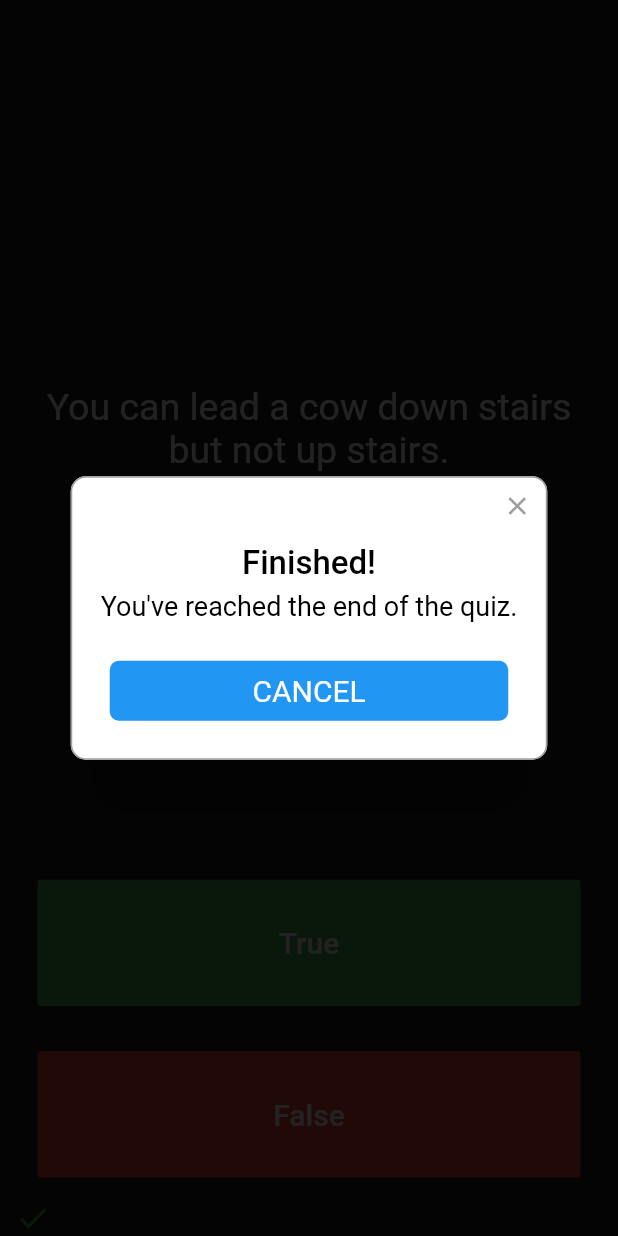
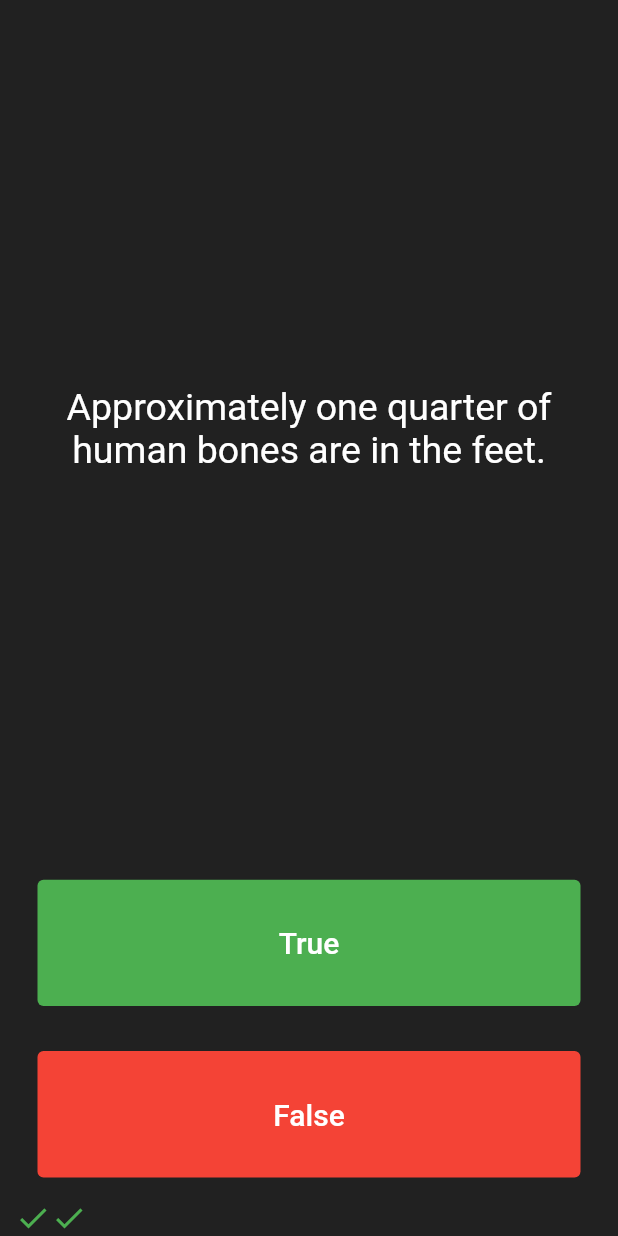
Before and after one commit to Buenaventura-Celine/Quizler-Challenge, a Flutter app: the screen it shows after launch, after a tap on "True", after a tap on "False", on a phone screen of 412 x 824 dp. Run offline on Flutter 3.47's test engine with Material 2 defaults, Android fonts, the phone set to English and light mode, and no system bars; drawn by our look-alikes of rflutter_alert.

Commit message:
Change flat button to text button

```diff
--- a/lib/main.dart
+++ b/lib/main.dart
@@ -36,20 +36,15 @@ class _QuizPageState extends State<QuizPage> {
     bool correctAnswer = quizBrain.getCorrectAnswer();
 
     setState(() {
-      //TODO: Step 4 - Use IF/ELSE to check if we've reached the end of the quiz. If true, execute Part A, B, C, D.
-      //TODO: Step 4 Part A - show an alert using rFlutter_alert (remember to read the docs for the package!)
+      if (quizBrain.isFinished() == true) {
         Alert(
           context: context,
           title: 'Finished!',
           desc: 'You\'ve reached the end of the quiz.',
         ).show();
-      //HINT! Step 4 Part B is in the quiz_brain.dart
-      //TODO: Step 4 Part C - reset the questionNumber,
         quizBrain.reset();
-      //TODO: Step 4 Part D - empty out the scoreKeeper.
         scoreKeeper.clear();
-
-      //TODO: Step 5 - If we've not reached the end, ELSE do the answer checking steps below 👇
+      } else {
         if (userPickedAnswer == correctAnswer) {
           scoreKeeper.add(Icon(
             Icons.check,
@@ -62,6 +57,7 @@ class _QuizPageState extends State<QuizPage> {
           ));
         }
         quizBrain.nextQuestion();
+      }
     });
   }
 
@@ -90,18 +86,16 @@ class _QuizPageState extends State<QuizPage> {
         Expanded(
           child: Padding(
             padding: EdgeInsets.all(15.0),
-            child: FlatButton(
-              textColor: Colors.white,
-              color: Colors.green,
+            child: TextButton(
+              style: TextButton.styleFrom(backgroundColor: Colors.green),
               child: Text(
                 'True',
                 style: TextStyle(
+                  fontSize: 20.0,
                   color: Colors.white,
-                  fontSize: 20.0,
                 ),
               ),
               onPressed: () {
-                //The user picked true.
                 checkAnswer(true);
               },
             ),
@@ -110,8 +104,8 @@ class _QuizPageState extends State<QuizPage> {
         Expanded(
           child: Padding(
             padding: EdgeInsets.all(15.0),
-            child: FlatButton(
-              color: Colors.red,
+            child: TextButton(
+              style: TextButton.styleFrom(backgroundColor: Colors.red),
               child: Text(
                 'False',
                 style: TextStyle(
@@ -120,7 +114,6 @@ class _QuizPageState extends State<QuizPage> {
                 ),
               ),
               onPressed: () {
-                //The user picked false.
                 checkAnswer(false);
               },
             ),
```
Also changed, not shown: 1 other file. Lines whose indentation alone changed are shown as unchanged.
